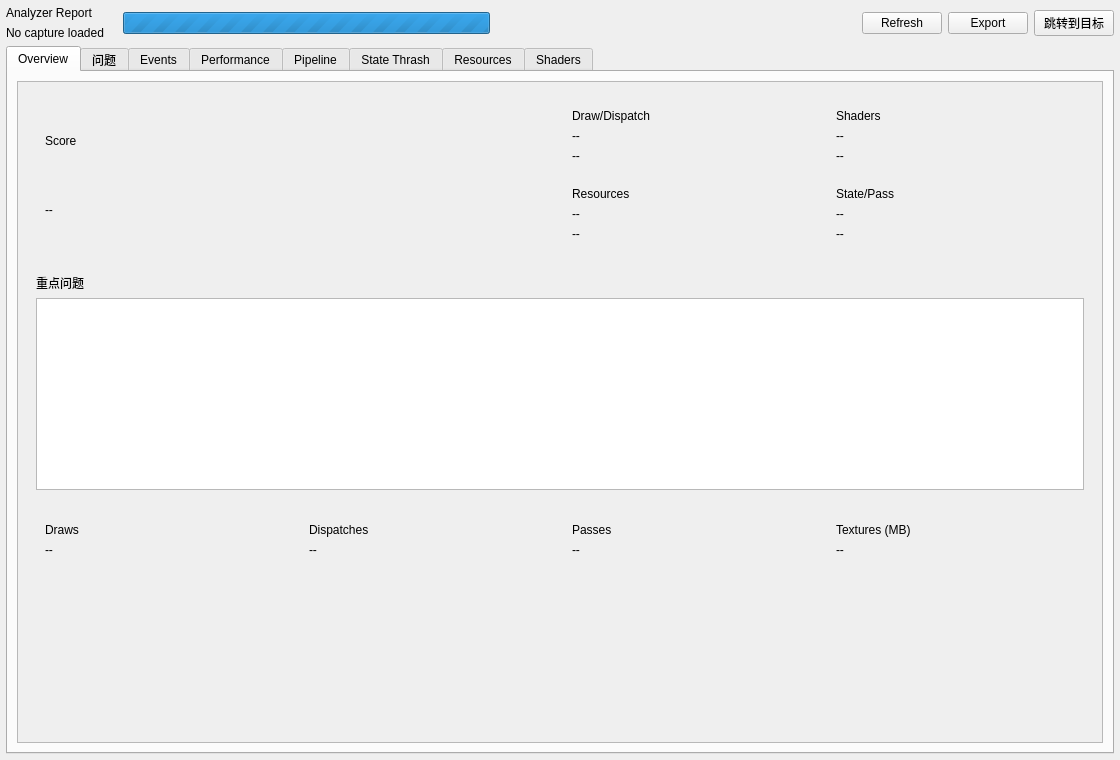
The window that qrenderdoc/Windows/AnalyzerReportViewer.ui (lizr-arch/renderdoc-ai) describes before a commit, drawn with Qt 5.
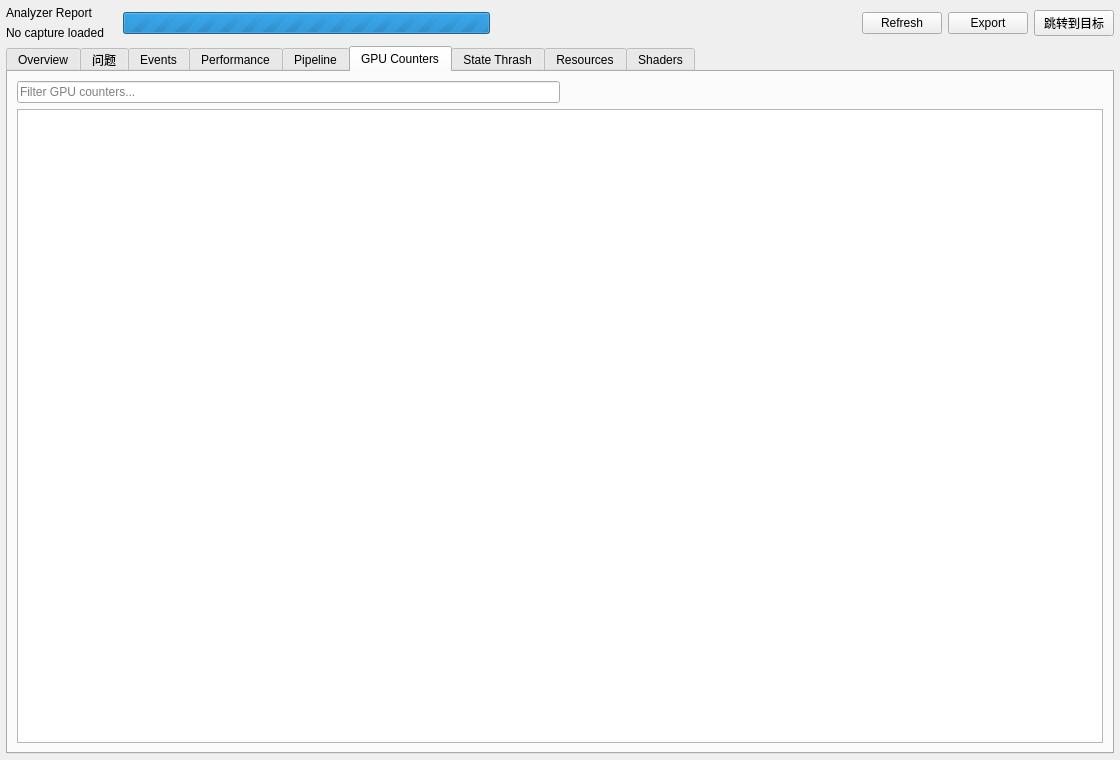
The same window after the commit. The open tabs and pages were chosen to show the change.

Commit message:
feat(qrenderdoc-analyzer): add gpu counters tab and clarify msaa samples
- add GPU counters snapshot/model/UI with dynamic texture sample counter selection
- clarify pipeline samples header as MSAA Samples (RT/DS) with tooltip
- update plan logs with acceptance

What changed in the file:
```diff
--- a/qrenderdoc/Windows/AnalyzerReportViewer.ui
+++ b/qrenderdoc/Windows/AnalyzerReportViewer.ui
@@ -593,6 +593,40 @@
      </item>
     </layout>
    </widget>
+   <widget class="QWidget" name="gpuCountersTab">
+    <attribute name="title">
+     <string>GPU Counters</string>
+    </attribute>
+    <layout class="QVBoxLayout" name="gpuCountersLayout">
+     <item>
+      <layout class="QHBoxLayout" name="gpuCounterFilterLayout">
+       <item>
+        <widget class="QLineEdit" name="gpuCounterFilterEdit">
+         <property name="placeholderText">
+          <string>Filter GPU counters...</string>
+         </property>
+        </widget>
+       </item>
+       <item>
+        <spacer name="gpuCounterFilterSpacer">
+         <property name="orientation">
+          <enum>Qt::Horizontal</enum>
+         </property>
+         <property name="sizeHint" stdset="0">
+          <size>
+           <width>40</width>
+           <height>20</height>
+          </size>
+         </property>
+        </spacer>
+       </item>
+      </layout>
+     </item>
+     <item>
+      <widget class="QTableView" name="gpuCounterTable"/>
+     </item>
+    </layout>
+   </widget>
     <widget class="QWidget" name="stateThrashTab">
      <attribute name="title">
       <string>State Thrash</string>
```
Lines whose indentation alone changed are shown as unchanged. The commit also changes 11 other files.
